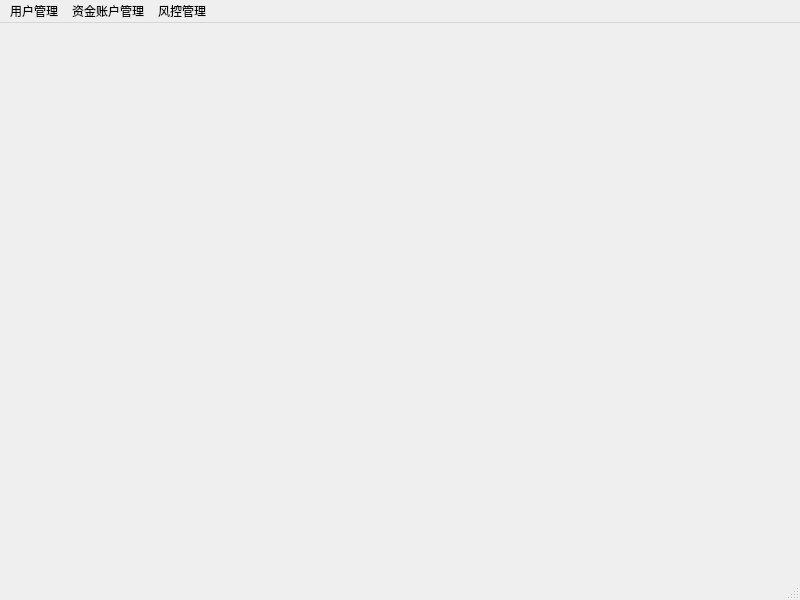
First picture: the form in AutoArb/AdminWindow.ui, repository wayl39/AutoArbTrade, before the edit.
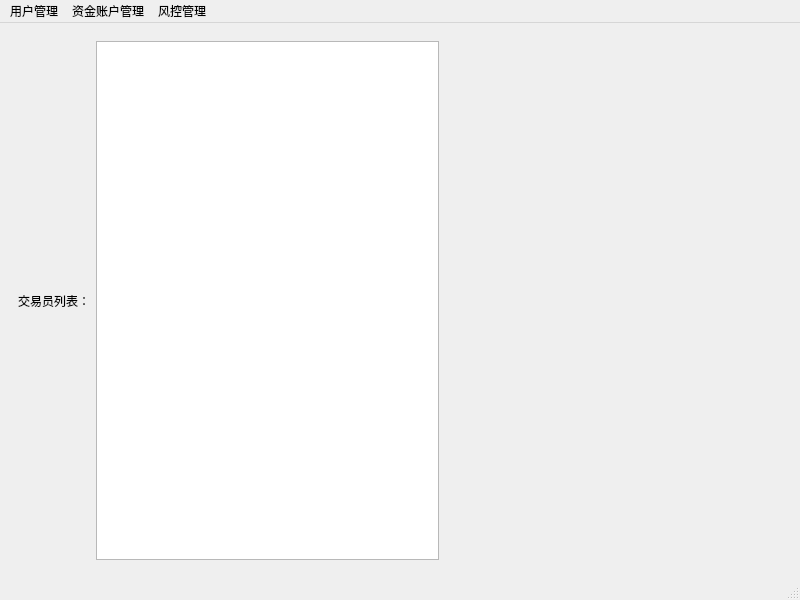
Second picture: the form after the edit.

```diff
--- a/AutoArb/AdminWindow.ui
+++ b/AutoArb/AdminWindow.ui
@@ -13,7 +13,42 @@
   <property name="windowTitle">
    <string>MainWindow</string>
   </property>
-  <widget class="QWidget" name="centralwidget"/>
+  <widget class="QWidget" name="centralwidget">
+   <layout class="QHBoxLayout" name="horizontalLayout">
+    <item>
+     <widget class="QStackedWidget" name="stackedWidget">
+      <widget class="QWidget" name="page_user">
+       <layout class="QHBoxLayout" name="horizontalLayout_2">
+        <item>
+         <widget class="QLabel" name="label">
+          <property name="text">
+           <string>交易员列表：</string>
+          </property>
+         </widget>
+        </item>
+        <item>
+         <widget class="QListWidget" name="listWidget_trader"/>
+        </item>
+        <item>
+         <spacer name="horizontalSpacer">
+          <property name="orientation">
+           <enum>Qt::Horizontal</enum>
+          </property>
+          <property name="sizeHint" stdset="0">
+           <size>
+            <width>337</width>
+            <height>20</height>
+           </size>
+          </property>
+         </spacer>
+        </item>
+       </layout>
+      </widget>
+      <widget class="QWidget" name="page_fund"/>
+     </widget>
+    </item>
+   </layout>
+  </widget>
   <widget class="QMenuBar" name="menubar">
    <property name="geometry">
     <rect>
```
